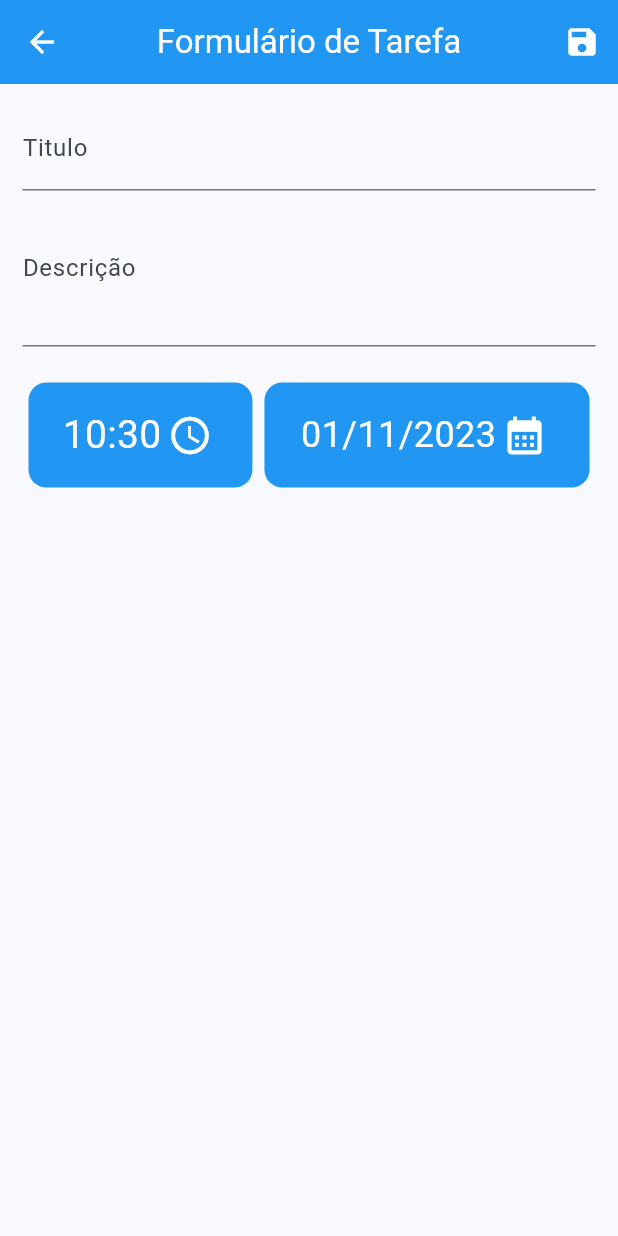
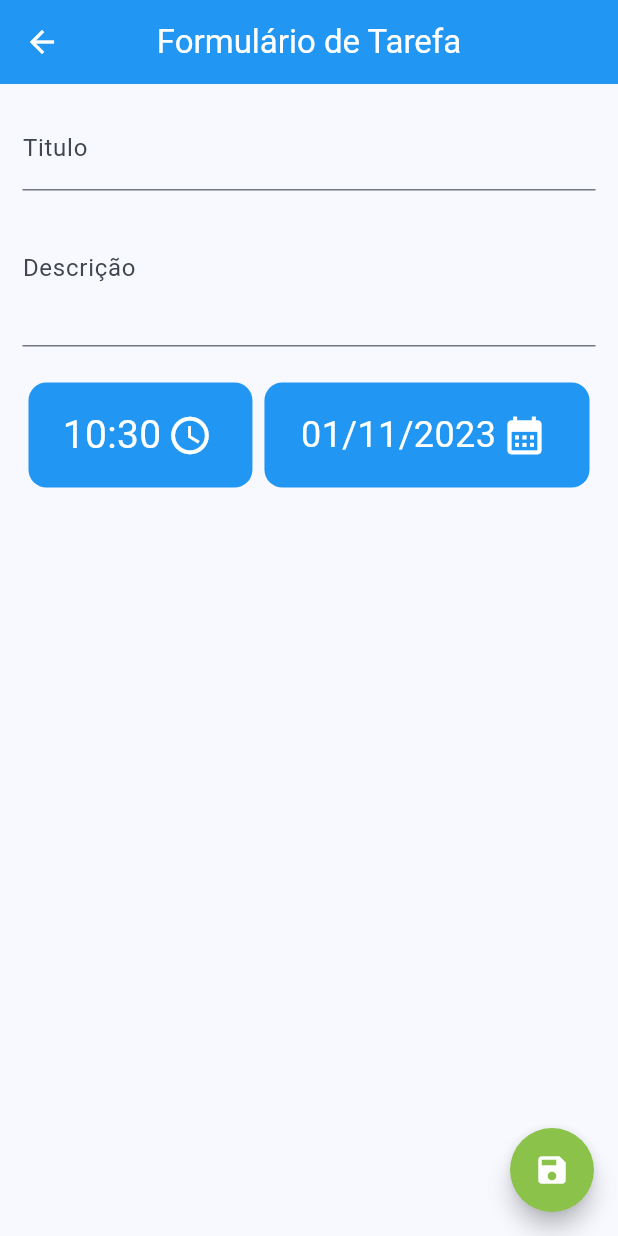
Before and after one commit to Ferps53/Scheduler, a Flutter app: the TarefaFormScreen screen opened by its route, on a phone screen of 412 x 824 dp. Run offline on Flutter 3.47's test engine with Material 2 defaults, Android fonts, the phone set to English and light mode, and no system bars; our stand-ins replace shared_preferences; accounts and stored records are empty.

Commit message:
Novo botão de salvar no form de tarefa

```diff
--- a/lib/src/screen/auth_screen.dart
+++ b/lib/src/screen/auth_screen.dart
@@ -1,4 +1,5 @@
 import 'package:flutter/material.dart';
+import 'package:flutter/services.dart';
 import 'package:todo_list/src/widgets/auth_form.dart';
 
 class AuthScreen extends StatelessWidget {
@@ -14,10 +15,10 @@ class AuthScreen extends StatelessWidget {
               gradient: LinearGradient(
                 colors: [
                   Theme.of(context).primaryColorLight,
+                  Theme.of(context).primaryColorDark,
                   Colors.blue,
-                  Theme.of(context).primaryColorDark,
                 ],
-                begin: Alignment.topCenter,
+                begin: Alignment.topLeft,
                 end: Alignment.bottomRight,
               ),
             ),
--- a/lib/src/screen/tarefa_from_screen.dart
+++ b/lib/src/screen/tarefa_from_screen.dart
@@ -83,17 +83,25 @@ class _TarefaFormScreenState extends State<TarefaFormScreen> {
     final horas = time.hour.toString().padLeft(2, '0');
     final minutos = time.minute.toString().padLeft(2, '0');
     return Scaffold(
+      floatingActionButton: Visibility(
+        visible: !_isLoading,
+        child: FloatingActionButton(
+          shape: RoundedRectangleBorder(
+            borderRadius: BorderRadius.circular(100),
+          ),
+          backgroundColor: Colors.lightGreen,
+          onPressed: _submitForm,
+          child: const Icon(
+            Icons.save,
+            color: Colors.white,
+          ),
+        ),
+      ),
       appBar: AppBar(
         backgroundColor: Colors.blue,
         foregroundColor: Colors.white,
         centerTitle: true,
         title: const Text("Formulário de Tarefa"),
-        actions: [
-          IconButton(
-            onPressed: _submitForm,
-            icon: const Icon(Icons.save),
-          ),
-        ],
       ),
       body: _isLoading
           ? const Center(
```
